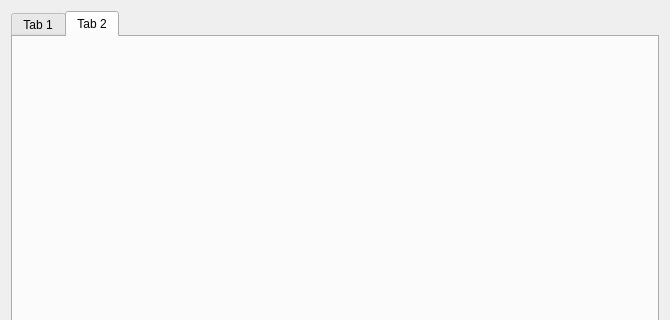
This is mainwindow.ui in jiangzc/FlashBox as Qt 5 draws it before an edit; both pictures show x 0 to 670 and y 0 to 320 of the 670 by 634 pixel window. The edited form follows.
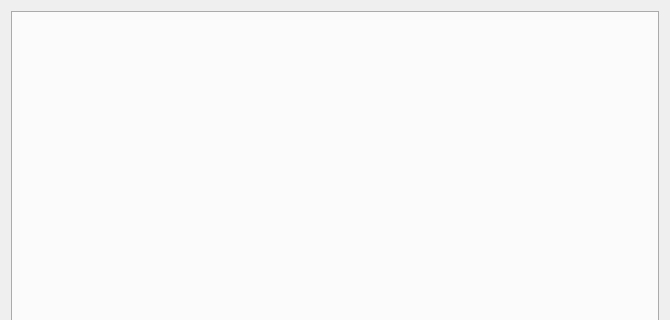
This is the edited form.

Diff of the .ui file:
```diff
--- a/mainwindow.ui
+++ b/mainwindow.ui
@@ -20,16 +20,6 @@
       <property name="currentIndex">
        <number>1</number>
       </property>
-      <widget class="QWidget" name="tab_3">
-       <attribute name="title">
-        <string>Tab 1</string>
-       </attribute>
-      </widget>
-      <widget class="QWidget" name="tab_4">
-       <attribute name="title">
-        <string>Tab 2</string>
-       </attribute>
-      </widget>
      </widget>
     </item>
    </layout>
```
Left out of the diff: 2 changed lines with no effect on the pictures.
